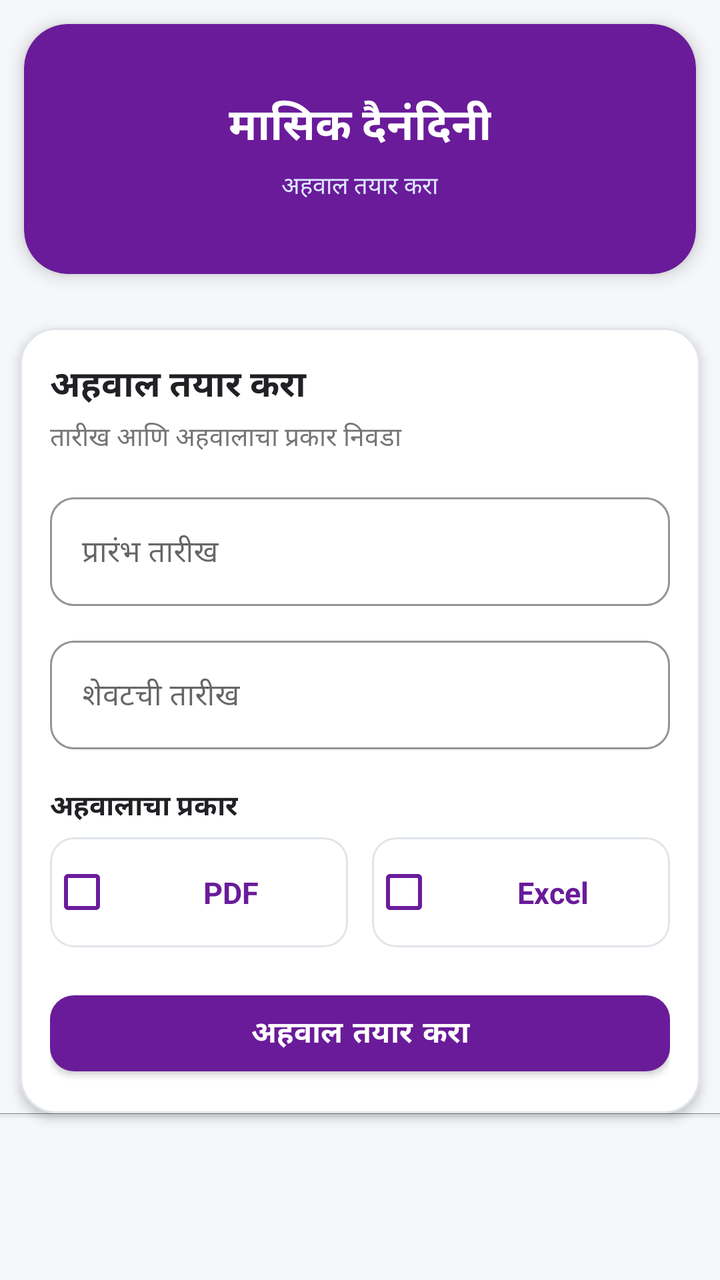
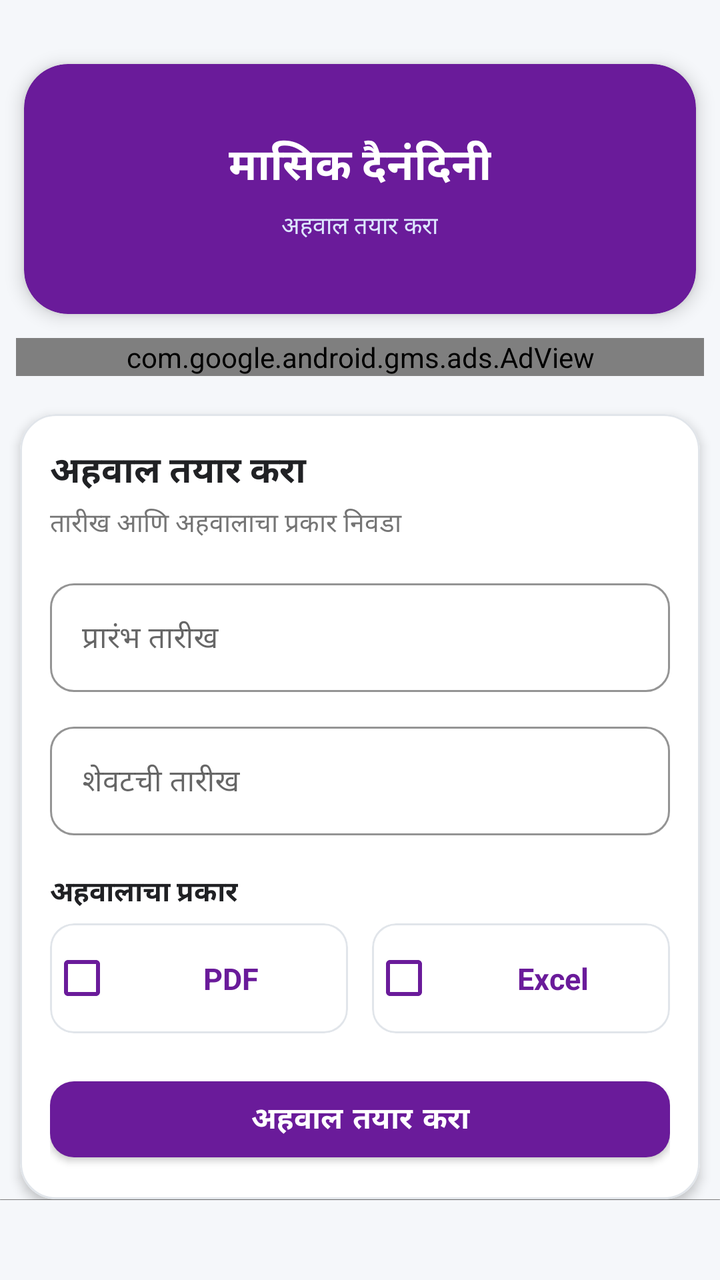

The first picture is an Android layout as it rendered before a commit; the second is the same layout after the commit. The layout source and the unified diff follow.
<!-- AndroidManifest.xml: application theme AppTheme -->
<!-- res/layout/activity_report.xml -->
<?xml version="1.0" encoding="utf-8"?>
<ScrollView
    xmlns:android="http://schemas.android.com/apk/res/android"
    xmlns:app="http://schemas.android.com/apk/res-auto"
    xmlns:tools="http://schemas.android.com/tools"
    android:layout_width="match_parent"
    android:layout_height="match_parent"
    android:background="#F5F7FA"
    android:fillViewport="true"
    android:scrollbars="none"
    tools:context=".ReportActivity">

    <LinearLayout
        android:layout_width="match_parent"
        android:layout_height="wrap_content"
        android:orientation="vertical"
        android:paddingBottom="20dp">

        
        <com.google.android.material.card.MaterialCardView
            android:layout_width="match_parent"
            android:layout_height="125dp"
            android:layout_margin="12dp"
            app:cardBackgroundColor="@color/colorPrimary"
            app:cardCornerRadius="22dp"
            app:cardElevation="5dp">

            <LinearLayout
                android:layout_width="match_parent"
                android:layout_height="match_parent"
                android:gravity="center"
                android:orientation="vertical"
                android:padding="16dp">

                <TextView
                    android:layout_width="wrap_content"
                    android:layout_height="wrap_content"
                    android:text="मासिक दैनंदिनी"
                    android:textColor="@android:color/white"
                    android:textSize="22sp"
                    android:textStyle="bold" />

                
                
                
                
                
                
                

                <TextView
                    android:layout_width="wrap_content"
                    android:layout_height="wrap_content"
                    android:layout_marginTop="5dp"
                    android:text="अहवाल तयार करा"
                    android:textColor="#DDE7FF"
                    android:textSize="12sp" />

            </LinearLayout>

        </com.google.android.material.card.MaterialCardView>

        

        <com.google.android.material.card.MaterialCardView
            android:id="@+id/reportOptionsCard"
            android:layout_width="match_parent"
            android:layout_height="wrap_content"
            android:layout_marginStart="10dp"
            android:layout_marginTop="15dp"
            android:layout_marginEnd="10dp"
            app:cardBackgroundColor="@android:color/white"
            app:cardCornerRadius="18dp"
            app:cardElevation="3dp"
            app:strokeColor="#E1E5EA"
            app:strokeWidth="1dp">

            <LinearLayout
                android:layout_width="match_parent"
                android:layout_height="wrap_content"
                android:orientation="vertical"
                android:padding="15dp">


                

                <TextView
                    android:layout_width="match_parent"
                    android:layout_height="wrap_content"
                    android:text="अहवाल तयार करा"
                    android:textColor="#202124"
                    android:textSize="18sp"
                    android:textStyle="bold" />

                <TextView
                    android:layout_width="match_parent"
                    android:layout_height="wrap_content"
                    android:layout_marginTop="3dp"
                    android:text="तारीख आणि अहवालाचा प्रकार निवडा"
                    android:textColor="#757575"
                    android:textSize="13sp" />


                

                <com.google.android.material.textfield.TextInputLayout
                    android:id="@+id/startDateLayout"
                    style="@style/Widget.MaterialComponents.TextInputLayout.OutlinedBox"
                    android:layout_width="match_parent"
                    android:layout_height="wrap_content"
                    android:layout_marginTop="15dp"
                    android:hint="प्रारंभ तारीख"
                    app:boxCornerRadiusBottomEnd="12dp"
                    app:boxCornerRadiusBottomStart="12dp"
                    app:boxCornerRadiusTopEnd="12dp"
                    app:boxCornerRadiusTopStart="12dp"
                    app:boxStrokeColor="@color/colorPrimary">

                    <com.google.android.material.textfield.TextInputEditText
                        android:id="@+id/ed"
                        android:layout_width="match_parent"
                        android:layout_height="wrap_content"
                        android:clickable="true"
                        android:focusable="false"
                        android:inputType="none"
                        android:textSize="15sp" />

                </com.google.android.material.textfield.TextInputLayout>


                

                <com.google.android.material.textfield.TextInputLayout
                    android:id="@+id/endDateLayout"
                    style="@style/Widget.MaterialComponents.TextInputLayout.OutlinedBox"
                    android:layout_width="match_parent"
                    android:layout_height="wrap_content"
                    android:layout_marginTop="12dp"
                    android:hint="शेवटची तारीख"
                    app:boxCornerRadiusBottomEnd="12dp"
                    app:boxCornerRadiusBottomStart="12dp"
                    app:boxCornerRadiusTopEnd="12dp"
                    app:boxCornerRadiusTopStart="12dp"
                    app:boxStrokeColor="@color/colorPrimary">

                    <com.google.android.material.textfield.TextInputEditText
                        android:id="@+id/enddate"
                        android:layout_width="match_parent"
                        android:layout_height="wrap_content"
                        android:clickable="true"
                        android:focusable="false"
                        android:inputType="none"
                        android:textSize="15sp" />

                </com.google.android.material.textfield.TextInputLayout>


                

                <TextView
                    android:layout_width="match_parent"
                    android:layout_height="wrap_content"
                    android:layout_marginTop="18dp"
                    android:text="अहवालाचा प्रकार"
                    android:textColor="#202124"
                    android:textSize="14sp"
                    android:textStyle="bold" />


                <LinearLayout
                    android:layout_width="match_parent"
                    android:layout_height="wrap_content"
                    android:layout_marginTop="5dp"
                    android:gravity="center"
                    android:orientation="horizontal">


                    

                    <com.google.android.material.card.MaterialCardView
                        android:layout_width="0dp"
                        android:layout_height="55dp"
                        android:layout_marginEnd="6dp"
                        android:layout_weight="1"
                        app:cardCornerRadius="12dp"
                        app:cardElevation="0dp"
                        app:strokeColor="#E1E5EA"
                        app:strokeWidth="1dp">

                        <CheckBox
                            android:id="@+id/pdf"
                            android:layout_width="match_parent"
                            android:layout_height="match_parent"
                            android:buttonTint="@color/colorPrimary"
                            android:gravity="center"
                            android:text="PDF"
                            android:textColor="@color/colorPrimary"
                            android:textSize="15sp"
                            android:textStyle="bold" />

                    </com.google.android.material.card.MaterialCardView>


                    

                    <com.google.android.material.card.MaterialCardView
                        android:layout_width="0dp"
                        android:layout_height="55dp"
                        android:layout_marginStart="6dp"
                        android:layout_weight="1"
                        app:cardCornerRadius="12dp"
                        app:cardElevation="0dp"
                        app:strokeColor="#E1E5EA"
                        app:strokeWidth="1dp">

                        <CheckBox
                            android:id="@+id/excel"
                            android:layout_width="match_parent"
                            android:layout_height="match_parent"
                            android:buttonTint="@color/colorPrimary"
                            android:gravity="center"
                            android:text="Excel"
                            android:textColor="@color/colorPrimary"
                            android:textSize="15sp"
                            android:textStyle="bold" />

                    </com.google.android.material.card.MaterialCardView>

                </LinearLayout>


                

                <com.google.android.material.button.MaterialButton
                    android:id="@+id/btn"
                    android:layout_width="match_parent"
                    android:layout_height="50dp"
                    android:layout_marginTop="18dp"
                    android:text="अहवाल तयार करा"
                    android:textColor="@android:color/white"
                    android:textSize="15sp"
                    android:textStyle="bold"
                    app:backgroundTint="@color/colorPrimary"
                    app:cornerRadius="12dp" />


                

                <ProgressBar
                    android:id="@+id/loadingProgress"
                    android:layout_width="wrap_content"
                    android:layout_height="wrap_content"
                    android:layout_gravity="center"
                    android:layout_marginTop="12dp"
                    android:indeterminate="true"
                    android:visibility="gone" />

                <TextView
                    android:id="@+id/loaderText"
                    android:layout_width="match_parent"
                    android:layout_height="wrap_content"
                    android:layout_marginTop="5dp"
                    android:gravity="center"
                    android:text="Download Successfully"
                    android:textColor="@color/colorPrimary"
                    android:textSize="13sp"
                    android:textStyle="bold"
                    android:visibility="gone" />

            </LinearLayout>

        </com.google.android.material.card.MaterialCardView>


        









































        

        <com.google.android.material.card.MaterialCardView
            android:id="@+id/pdfContainer"
            android:layout_width="match_parent"
            android:layout_height="0.001dp">

            <com.alamin5g.pdf.PDFView
                android:id="@+id/pdfView"
                android:layout_width="match_parent"
                android:layout_height="match_parent" />

        </com.google.android.material.card.MaterialCardView>

    </LinearLayout>

</ScrollView>
<!-- resources referenced by this layout -->
<resources>
  <color name="colorPrimary">#6A1B9A</color>
  <style name="AppTheme" parent="Theme.MaterialComponents.Light.NoActionBar">
  
          <item name="colorPrimary">@color/colorPrimary</item>
          <item name="colorPrimaryDark">@color/colorPrimaryDark</item>
          <item name="colorAccent">@color/colorAccent</item>
          <item name="android:statusBarColor">@color/colorBackground</item>
          <item name="android:windowLightStatusBar">true</item>
  
      </style>
  <color name="colorPrimaryDark">#1565C0</color>
  <color name="colorAccent">#EC407A</color>
  <color name="colorBackground">#F5F7FA</color>
</resources>

<!-- the commit's change to res/layout/activity_report.xml (unified diff, before → after) -->
@@ -14,7 +14,8 @@
         android:layout_width="match_parent"
         android:layout_height="wrap_content"
         android:orientation="vertical"
-        android:paddingBottom="20dp">
+        android:paddingBottom="40dp"
+        android:paddingTop="20dp">
 
         
         <com.google.android.material.card.MaterialCardView
@@ -59,6 +60,17 @@
             </LinearLayout>
 
         </com.google.android.material.card.MaterialCardView>
+
+        <com.google.android.gms.ads.AdView
+            android:id="@+id/adView"
+            android:layout_width="match_parent"
+            android:layout_height="wrap_content"
+            android:layout_above="@id/bottomLayout"
+            android:layout_marginStart="8dp"
+            android:layout_marginEnd="8dp"
+            android:layout_marginBottom="4dp"
+            app:adSize="BANNER"
+            app:adUnitId="ca-app-pub-4859457733348288/7338186076" />
 
         
 
